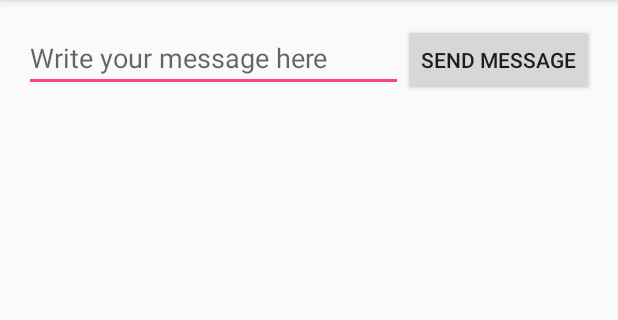
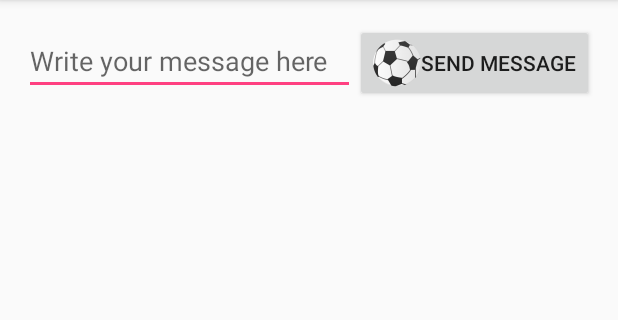
Before and after one commit to pablochrun/AndroidExample, an Android app: the screen it shows after launch (MainActivity), on a phone screen of 412 x 824 dp, the part 84-404 px from its top. Run offline under Robolectric (Android 15) with nearby library versions, the phone set to English and light mode, and no system bars.

Commit message:
drawables added

```diff
--- a/app/src/main/res/layout-land/activity_main.xml
+++ b/app/src/main/res/layout-land/activity_main.xml
@@ -31,6 +31,7 @@
         android:layout_height="wrap_content"
         android:text="@string/button_send"
         android:onClick="sendMessage"
+        android:drawableLeft="@drawable/ball"
         />
 
 </LinearLayout>
--- a/app/src/main/res/layout-large-land/activity_main.xml
+++ b/app/src/main/res/layout-large-land/activity_main.xml
@@ -33,6 +33,7 @@
         android:text="@string/button_send"
         android:onClick="sendMessage"
         android:textSize="50dp"
+        android:drawableLeft="@drawable/ball"
         />
 
 </LinearLayout>
--- a/app/src/main/res/layout-large/activity_main.xml
+++ b/app/src/main/res/layout-large/activity_main.xml
@@ -33,6 +33,7 @@
         android:layout_height="wrap_content"
         android:text="@string/button_send"
         android:onClick="sendMessage"
+        android:drawableLeft="@drawable/ball"
         />
 
 </LinearLayout>
--- a/app/src/main/res/layout/activity_main.xml
+++ b/app/src/main/res/layout/activity_main.xml
@@ -32,6 +32,7 @@
         android:layout_height="wrap_content"
         android:text="@string/button_send"
         android:onClick="sendMessage"
+        android:drawableLeft="@drawable/ball"
         />
 
 </LinearLayout>
```
Also changed, not shown: app/src/main/res/drawable-hdpi/ball.png (added), app/src/main/res/drawable-ldpi/ball.png (added), app/src/main/res/drawable-mdpi/ball.png (added), app/src/main/res/drawable-xhdpi/ball.png (added).
